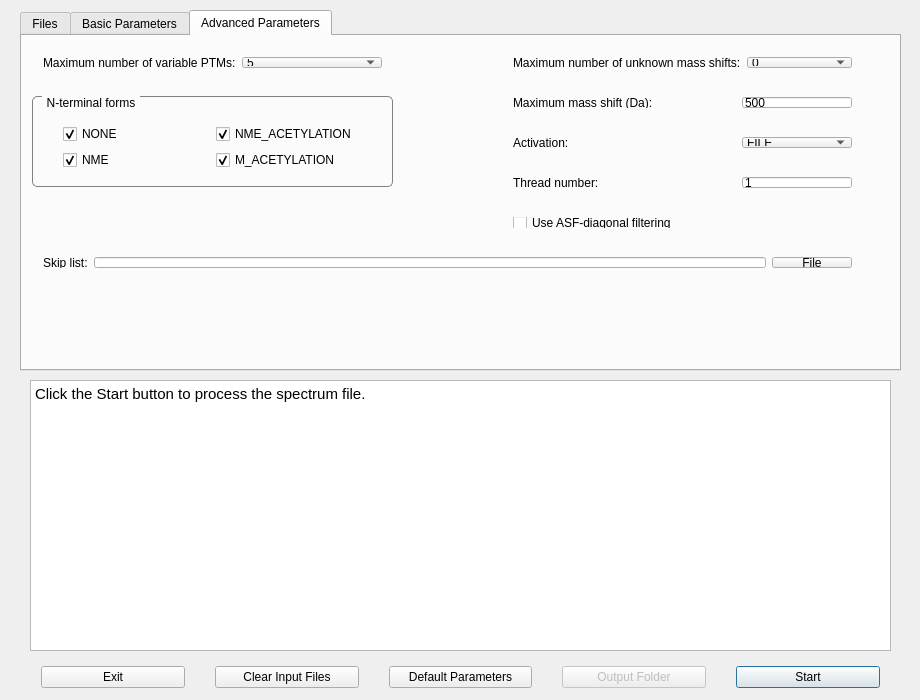
First picture: the form in src/gui/topmg/topmgwindow.ui, repository toppic-suite/toppic-suite, before the edit.
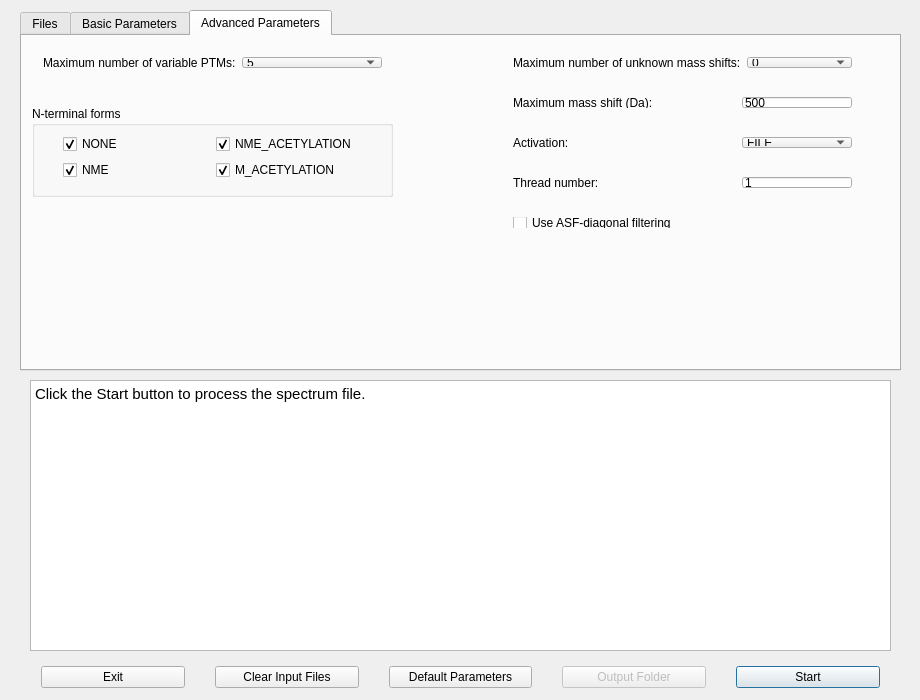
Second picture: the form after the edit. The open tabs and pages were chosen to show the change. Icons and pictures are not drawn.

What changed in the file:
```diff
--- a/src/gui/topmg/topmgwindow.ui
+++ b/src/gui/topmg/topmgwindow.ui
@@ -844,24 +844,11 @@
       <property name="geometry">
        <rect>
         <x>10</x>
-        <y>60</y>
+        <y>70</y>
         <width>361</width>
         <height>91</height>
        </rect>
       </property>
-      <property name="styleSheet">
-       <string notr="true">QGroupBox {
-    border: 1px solid gray;
-    border-radius: 5px;
-    margin-top: 0.5em;
-}
-
-QGroupBox::title {
-    subcontrol-origin: margin;
-    left: 10px;
-    padding: 0 3px 0 3px;
-}</string>
-      </property>
       <property name="title">
        <string>N-terminal forms</string>
       </property>
@@ -924,45 +911,6 @@
        </layout>
       </widget>
      </widget>
-     <widget class="QWidget" name="horizontalLayoutWidget_18">
-      <property name="geometry">
-       <rect>
-        <x>10</x>
-        <y>210</y>
-        <width>831</width>
-        <height>33</height>
-       </rect>
-      </property>
-      <layout class="QHBoxLayout" name="horizontalLayout_18">
-       <item>
-        <widget class="QLabel" name="label_19">
-         <property name="text">
-          <string>Skip list:</string>
-         </property>
-        </widget>
-       </item>
-       <item>
-        <widget class="QLineEdit" name="skipListEdit">
-         <property name="enabled">
-          <bool>true</bool>
-         </property>
-         <property name="readOnly">
-          <bool>true</bool>
-         </property>
-        </widget>
-       </item>
-       <item>
-        <widget class="QPushButton" name="skipListButton">
-         <property name="enabled">
-          <bool>true</bool>
-         </property>
-         <property name="text">
-          <string>File</string>
-         </property>
-        </widget>
-       </item>
-      </layout>
-     </widget>
      <widget class="QWidget" name="horizontalLayoutWidget_12">
       <property name="geometry">
        <rect>
```
Left out of the diff: 41 changed lines with no effect on the pictures.
